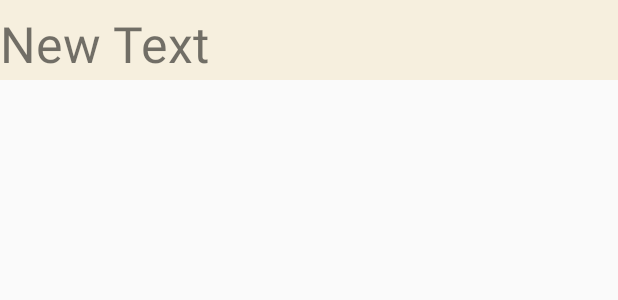
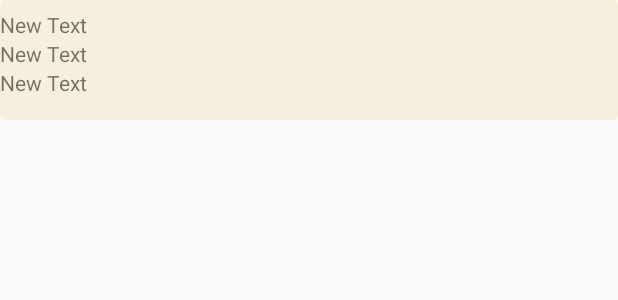
Before and after one commit to JelenaDAjdacic/Smart_test, an Android app: the layout custom_row.xml on its own in the app's theme, with its tools: preview values and no code run, on a phone screen of 412 x 824 dp. Shown: the top 300 px of the screen. Run offline under Robolectric (Android 15) with nearby library versions, the phone set to English and light mode, and no system bars.

Commit message:
initial commit...

```diff
--- a/app/src/main/AndroidManifest.xml
+++ b/app/src/main/AndroidManifest.xml
@@ -2,6 +2,7 @@
 <manifest xmlns:android="http://schemas.android.com/apk/res/android"
     package="com.example.jelena.smart_test">
     <uses-permission android:name="android.permission.INTERNET"/>
+    <uses-permission android:name="android.permission.ACCESS_NETWORK_STATE"/>
 
     <application
         android:allowBackup="true"
--- a/app/src/main/res/layout/custom_row.xml
+++ b/app/src/main/res/layout/custom_row.xml
@@ -1,18 +1,30 @@
 <?xml version="1.0" encoding="utf-8"?>
 <LinearLayout xmlns:android="http://schemas.android.com/apk/res/android"
-    android:orientation="horizontal"
+    android:orientation="vertical"
     android:layout_width="match_parent"
     android:layout_height="wrap_content"
-    android:minHeight="80px"
-    android:background="#F6EFDE"
+    android:minHeight="80dp"
+    android:background="@drawable/row"
 
     >
-
     <TextView
         android:paddingTop="10px"
         android:layout_width="match_parent"
         android:layout_height="wrap_content"
         android:text="New Text"
-        android:id="@+id/textView"
-        android:textSize="15pt"/>
+        android:id="@+id/title"
+        />
+
+    <TextView
+        android:layout_width="match_parent"
+        android:layout_height="wrap_content"
+        android:text="New Text"
+        android:id="@+id/dueDate"
+       />
+    <TextView
+        android:layout_width="match_parent"
+        android:layout_height="wrap_content"
+        android:text="New Text"
+        android:id="@+id/countdown"
+        />
 </LinearLayout>
```
Also changed, not shown: app/src/main/java/com/example/jelena/smart_test/CalendarOperations.java (added, +58 -0 lines), app/src/main/java/com/example/jelena/smart_test/MainActivity.java (+25 -4 lines), app/src/main/java/com/example/jelena/smart_test/MyAdapter.java (+29 -12 lines).
